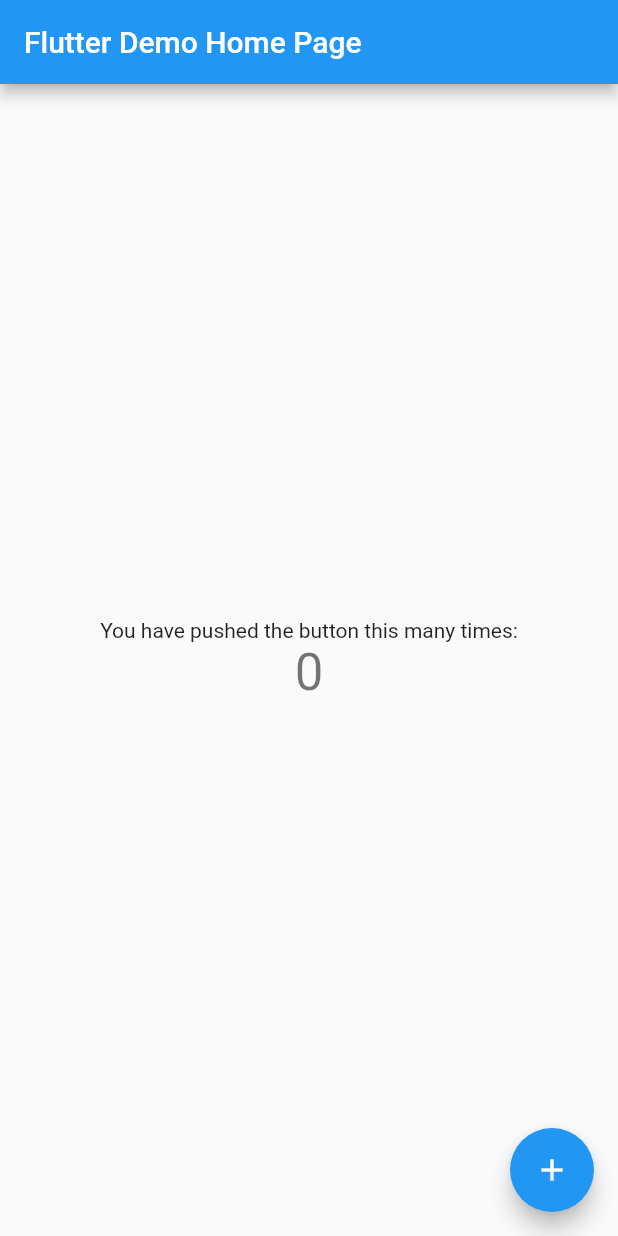
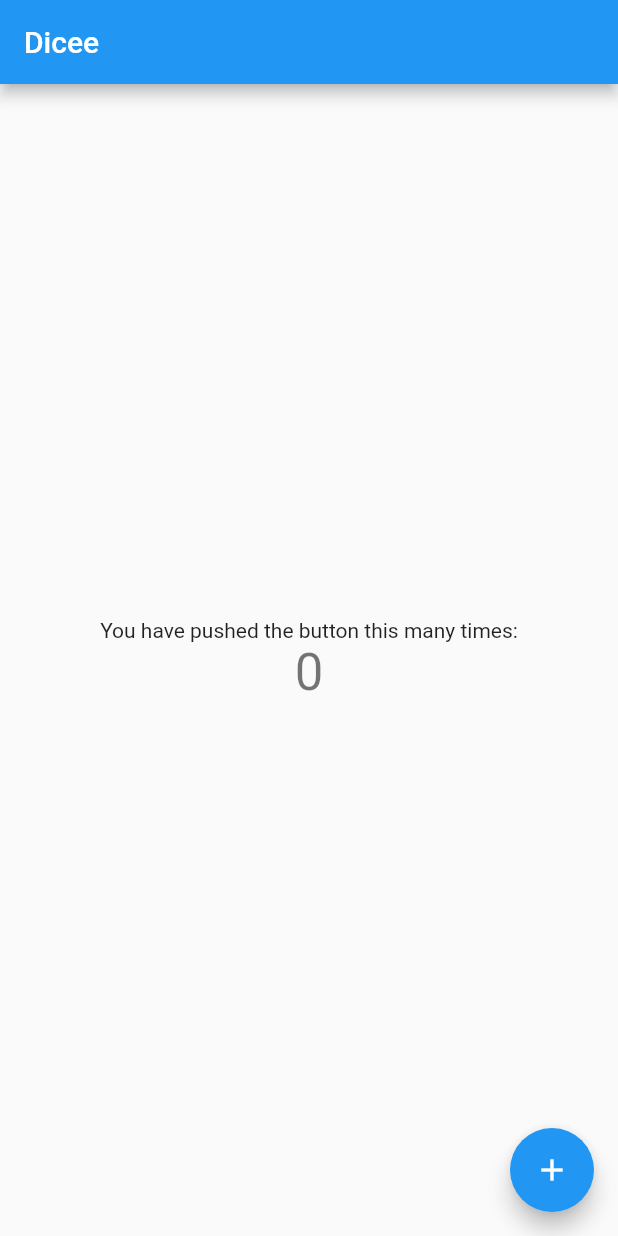
Before and after one commit to Luckey-Elijah/Dicee-Flutter, a Flutter app: the screen it shows after launch, on a phone screen of 412 x 824 dp. Run offline on Flutter 3.47's test engine with Material 2 defaults, Android fonts, the phone set to English and light mode, and no system bars.

Commit message:
Cleanup on main.dart

```diff
--- a/lib/main.dart
+++ b/lib/main.dart
@@ -5,44 +5,21 @@ void main() {
 }
 
 class MyApp extends StatelessWidget {
-  // This widget is the root of your application.
   @override
   Widget build(BuildContext context) {
     return MaterialApp(
       title: 'Flutter Demo',
       theme: ThemeData(
-        // This is the theme of your application.
-        //
-        // Try running your application with "flutter run". You'll see the
-        // application has a blue toolbar. Then, without quitting the app, try
-        // changing the primarySwatch below to Colors.green and then invoke
-        // "hot reload" (press "r" in the console where you ran "flutter run",
-        // or simply save your changes to "hot reload" in a Flutter IDE).
-        // Notice that the counter didn't reset back to zero; the application
-        // is not restarted.
         primarySwatch: Colors.blue,
-        // This makes the visual density adapt to the platform that you run
-        // the app on. For desktop platforms, the controls will be smaller and
-        // closer together (more dense) than on mobile platforms.
         visualDensity: VisualDensity.adaptivePlatformDensity,
       ),
-      home: MyHomePage(title: 'Flutter Demo Home Page'),
+      home: MyHomePage(title: 'Dicee'),
     );
   }
 }
 
 class MyHomePage extends StatefulWidget {
   MyHomePage({Key key, this.title}) : super(key: key);
-
-  // This widget is the home page of your application. It is stateful, meaning
-  // that it has a State object (defined below) that contains fields that affect
-  // how it looks.
-
-  // This class is the configuration for the state. It holds the values (in this
-  // case the title) provided by the parent (in this case the App widget) and
-  // used by the build method of the State. Fields in a Widget subclass are
-  // always marked "final".
-
   final String title;
 
   @override
@@ -54,47 +31,18 @@ class _MyHomePageState extends State<MyHomePage> {
 
   void _incrementCounter() {
     setState(() {
-      // This call to setState tells the Flutter framework that something has
-      // changed in this State, which causes it to rerun the build method below
-      // so that the display can reflect the updated values. If we changed
-      // _counter without calling setState(), then the build method would not be
-      // called again, and so nothing would appear to happen.
       _counter++;
     });
   }
 
   @override
   Widget build(BuildContext context) {
-    // This method is rerun every time setState is called, for instance as done
-    // by the _incrementCounter method above.
-    //
-    // The Flutter framework has been optimized to make rerunning build methods
-    // fast, so that you can just rebuild anything that needs updating rather
-    // than having to individually change instances of widgets.
     return Scaffold(
       appBar: AppBar(
-        // Here we take the value from the MyHomePage object that was created by
-        // the App.build method, and use it to set our appbar title.
         title: Text(widget.title),
       ),
       body: Center(
-        // Center is a layout widget. It takes a single child and positions it
-        // in the middle of the parent.
         child: Column(
-          // Column is also a layout widget. It takes a list of children and
-          // arranges them vertically. By default, it sizes itself to fit its
-          // children horizontally, and tries to be as tall as its parent.
-          //
-          // Invoke "debug painting" (press "p" in the console, choose the
-          // "Toggle Debug Paint" action from the Flutter Inspector in Android
-          // Studio, or the "Toggle Debug Paint" command in Visual Studio Code)
-          // to see the wireframe for each widget.
-          //
-          // Column has various properties to control how it sizes itself and
-          // how it positions its children. Here we use mainAxisAlignment to
-          // center the children vertically; the main axis here is the vertical
-          // axis because Columns are vertical (the cross axis would be
-          // horizontal).
           mainAxisAlignment: MainAxisAlignment.center,
           children: <Widget>[
             Text(
@@ -111,7 +59,7 @@ class _MyHomePageState extends State<MyHomePage> {
         onPressed: _incrementCounter,
         tooltip: 'Increment',
         child: Icon(Icons.add),
-      ), // This trailing comma makes auto-formatting nicer for build methods.
+      ),
     );
   }
 }
```
